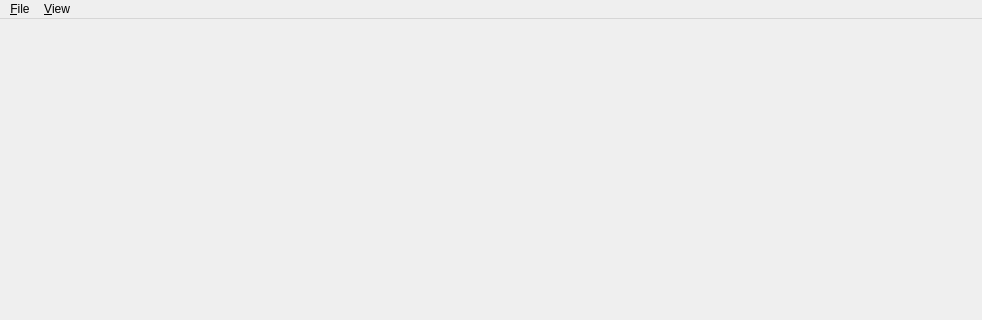
Before: the Qt Designer form res/main_window.ui in Zen-Master-SoSo/kitbash, drawn with Qt 5; both pictures show x 0 to 982 and y 0 to 320 of the 982 by 768 pixel window.
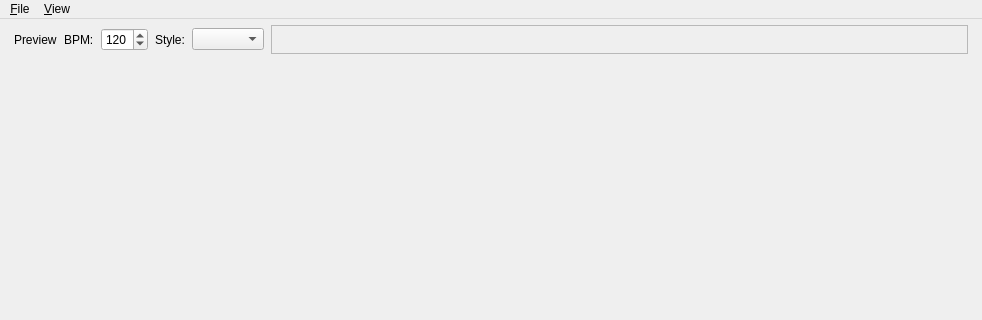
After: the same form once the commit is applied. Icons and pictures are not drawn.

Commit message: Add looping controls to main window

The edit to the form file:
```diff
--- a/res/main_window.ui
+++ b/res/main_window.ui
@@ -18,7 +18,7 @@
     <normaloff>musecbox-icon.png</normaloff>musecbox-icon.png</iconset>
   </property>
   <widget class="QWidget" name="centralwidget">
-   <layout class="QVBoxLayout" name="verticalLayout" stretch="0,0">
+   <layout class="QVBoxLayout" name="verticalLayout" stretch="0,0,0">
     <property name="spacing">
      <number>4</number>
     </property>
@@ -34,6 +34,100 @@
     <property name="bottomMargin">
      <number>5</number>
     </property>
+    <item>
+     <widget class="QFrame" name="frm_preview">
+      <property name="minimumSize">
+       <size>
+        <width>0</width>
+        <height>31</height>
+       </size>
+      </property>
+      <property name="frameShape">
+       <enum>QFrame::NoFrame</enum>
+      </property>
+      <property name="frameShadow">
+       <enum>QFrame::Raised</enum>
+      </property>
+      <layout class="QHBoxLayout" name="horizontalLayout_3">
+       <property name="spacing">
+        <number>7</number>
+       </property>
+       <property name="leftMargin">
+        <number>8</number>
+       </property>
+       <property name="topMargin">
+        <number>1</number>
+       </property>
+       <property name="rightMargin">
+        <number>8</number>
+       </property>
+       <property name="bottomMargin">
+        <number>1</number>
+       </property>
+       <item>
+        <widget class="QLabel" name="label">
+         <property name="text">
+          <string>Preview</string>
+         </property>
+        </widget>
+       </item>
+       <item>
+        <layout class="QHBoxLayout" name="hzlo1">
+         <item>
+          <widget class="QLabel" name="label_2">
+           <property name="text">
+            <string>BPM:</string>
+           </property>
+          </widget>
+         </item>
+         <item>
+          <widget class="QSpinBox" name="spn_bpm">
+           <property name="minimum">
+            <number>30</number>
+           </property>
+           <property name="maximum">
+            <number>380</number>
+           </property>
+           <property name="value">
+            <number>120</number>
+           </property>
+          </widget>
+         </item>
+        </layout>
+       </item>
+       <item>
+        <layout class="QHBoxLayout" name="hzlo2">
+         <item>
+          <widget class="QLabel" name="label_3">
+           <property name="text">
+            <string>Style:</string>
+           </property>
+          </widget>
+         </item>
+         <item>
+          <widget class="QComboBox" name="cmb_loop_style"/>
+         </item>
+        </layout>
+       </item>
+       <item>
+        <widget class="QFrame" name="frm_loops">
+         <property name="sizePolicy">
+          <sizepolicy hsizetype="Expanding" vsizetype="Preferred">
+           <horstretch>0</horstretch>
+           <verstretch>0</verstretch>
+          </sizepolicy>
+         </property>
+         <property name="frameShape">
+          <enum>QFrame::StyledPanel</enum>
+         </property>
+         <property name="frameShadow">
+          <enum>QFrame::Raised</enum>
+         </property>
+        </widget>
+       </item>
+      </layout>
+     </widget>
+    </item>
     <item>
      <widget class="QScrollArea" name="drums_scroller">
       <property name="frameShape">
@@ -48,7 +142,7 @@
          <x>0</x>
          <y>0</y>
          <width>970</width>
-         <height>714</height>
+         <height>679</height>
         </rect>
        </property>
       </widget>
```
